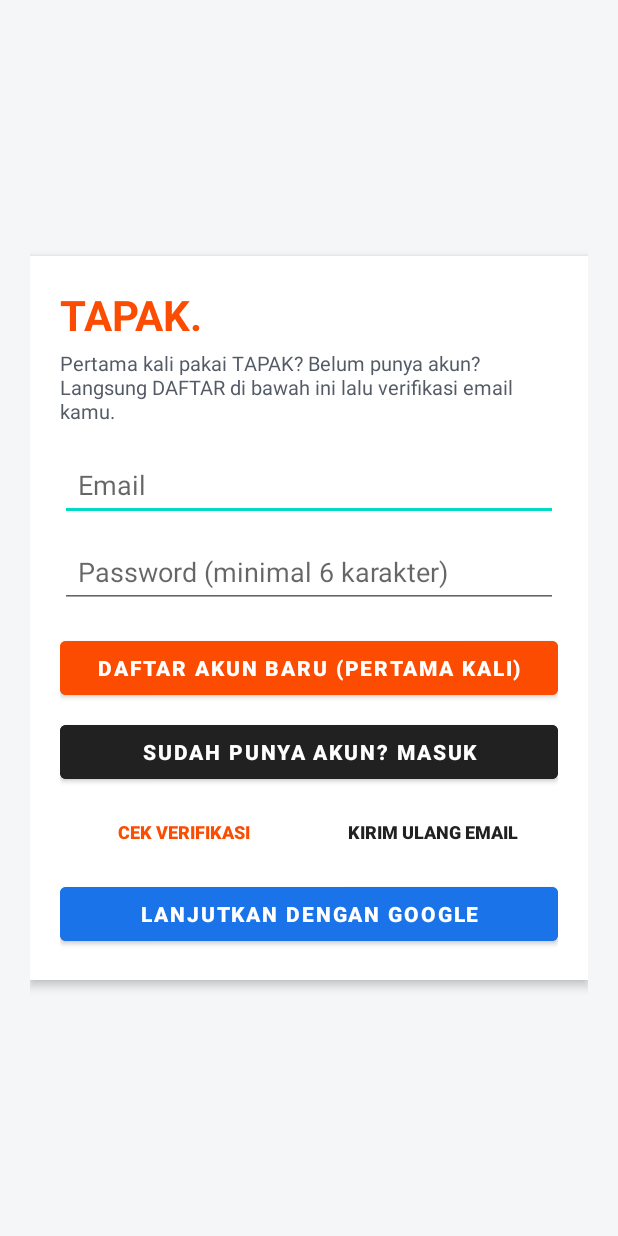
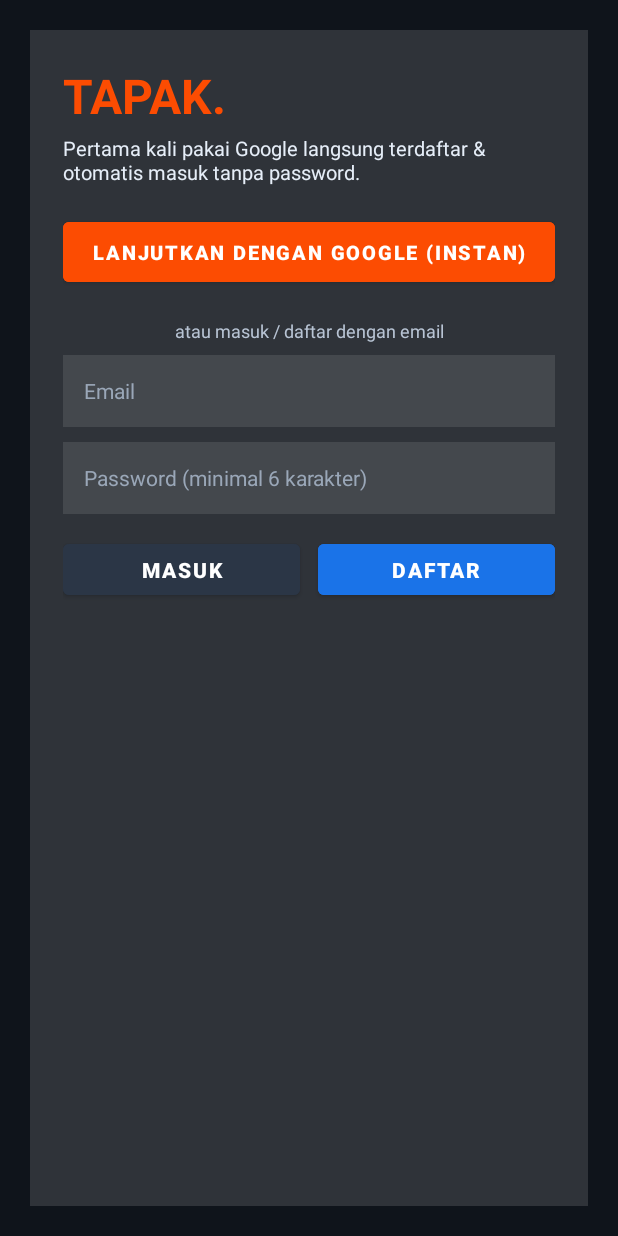
Before and after one commit to Hklrky/tapak, an Android app: the screen it shows after launch (LoginActivity), on a phone screen of 412 x 824 dp. Run offline under Robolectric (Android 15) with nearby library versions, the phone set to English and light mode, and no system bars; our stand-ins replace Firebase (no records; nobody signed in at launch, a user with empty details on screens opened directly).

Commit message:
Update activity_login.xml

```diff
--- a/app/src/main/res/layout/activity_login.xml
+++ b/app/src/main/res/layout/activity_login.xml
@@ -1,114 +1,112 @@
 <?xml version="1.0" encoding="utf-8"?>
-<LinearLayout xmlns:android="http://schemas.android.com/apk/res/android"
+<ScrollView xmlns:android="http://schemas.android.com/apk/res/android"
     android:layout_width="match_parent"
     android:layout_height="match_parent"
-    android:background="#F5F6F8"
-    android:gravity="center"
-    android:orientation="vertical"
-    android:padding="20dp">
+    android:background="#0F141B"
+    android:fillViewport="true">
 
     <LinearLayout
+        android:id="@+id/glassCard"
         android:layout_width="match_parent"
         android:layout_height="wrap_content"
-        android:background="#FFFFFF"
-        android:elevation="4dp"
+        android:layout_gravity="center"
+        android:layout_margin="20dp"
+        android:background="#22FFFFFF"
         android:orientation="vertical"
-        android:padding="20dp">
+        android:padding="22dp">
 
         <TextView
+            android:id="@+id/tvLogoTitle"
             android:layout_width="wrap_content"
             android:layout_height="wrap_content"
             android:text="TAPAK."
             android:textColor="#FC4C02"
-            android:textSize="28sp"
+            android:textSize="32sp"
             android:textStyle="bold" />
 
         <TextView
-            android:id="@+id/tvFirstTimeHint"
             android:layout_width="match_parent"
             android:layout_height="wrap_content"
             android:layout_marginTop="4dp"
-            android:layout_marginBottom="16dp"
-            android:text="Pertama kali pakai TAPAK? Belum punya akun? Langsung DAFTAR di bawah ini lalu verifikasi email kamu."
-            android:textColor="#545B66"
+            android:layout_marginBottom="18dp"
+            android:text="Pertama kali pakai Google langsung terdaftar &amp; otomatis masuk tanpa password."
+            android:textColor="#E6EEF8"
             android:textSize="13sp" />
+
+        <Button
+            android:id="@+id/btnGoogleSignIn"
+            android:layout_width="match_parent"
+            android:layout_height="52dp"
+            android:backgroundTint="#FC4C02"
+            android:text="LANJUTKAN DENGAN GOOGLE (INSTAN)"
+            android:textColor="#FFFFFF"
+            android:textSize="13sp"
+            android:textStyle="bold" />
+
+        <TextView
+            android:layout_width="match_parent"
+            android:layout_height="wrap_content"
+            android:layout_marginTop="18dp"
+            android:layout_marginBottom="8dp"
+            android:gravity="center"
+            android:text="atau masuk / daftar dengan email"
+            android:textColor="#B8C4D4"
+            android:textSize="12sp" />
 
         <EditText
             android:id="@+id/etEmail"
             android:layout_width="match_parent"
             android:layout_height="48dp"
+            android:background="#1AFFFFFF"
             android:hint="Email"
             android:inputType="textEmailAddress"
-            android:paddingHorizontal="12dp" />
+            android:paddingHorizontal="14dp"
+            android:textColor="#FFFFFF"
+            android:textColorHint="#9AA7B8"
+            android:textSize="14sp" />
 
         <EditText
             android:id="@+id/etPassword"
             android:layout_width="match_parent"
             android:layout_height="48dp"
             android:layout_marginTop="10dp"
+            android:background="#1AFFFFFF"
             android:hint="Password (minimal 6 karakter)"
             android:inputType="textPassword"
-            android:paddingHorizontal="12dp" />
-
-        <Button
-            android:id="@+id/btnRegisterEmail"
-            android:layout_width="match_parent"
-            android:layout_height="48dp"
-            android:layout_marginTop="16dp"
-            android:backgroundTint="#FC4C02"
-            android:text="DAFTAR AKUN BARU (PERTAMA KALI)"
+            android:paddingHorizontal="14dp"
             android:textColor="#FFFFFF"
-            android:textStyle="bold" />
-
-        <Button
-            android:id="@+id/btnLoginEmail"
-            android:layout_width="match_parent"
-            android:layout_height="48dp"
-            android:layout_marginTop="8dp"
-            android:backgroundTint="#212121"
-            android:text="SUDAH PUNYA AKUN? MASUK"
-            android:textColor="#FFFFFF"
-            android:textStyle="bold" />
+            android:textColorHint="#9AA7B8"
+            android:textSize="14sp" />
 
         <LinearLayout
             android:layout_width="match_parent"
             android:layout_height="wrap_content"
-            android:layout_marginTop="8dp"
+            android:layout_marginTop="14dp"
             android:orientation="horizontal"
             android:weightSum="2">
 
             <Button
-                android:id="@+id/btnCheckVerified"
-                style="?android:attr/borderlessButtonStyle"
+                android:id="@+id/btnLoginEmail"
                 android:layout_width="0dp"
-                android:layout_height="42dp"
+                android:layout_height="46dp"
+                android:layout_marginEnd="6dp"
                 android:layout_weight="1"
-                android:text="CEK VERIFIKASI"
-                android:textColor="#FC4C02"
-                android:textSize="12sp"
+                android:backgroundTint="#2B3646"
+                android:text="MASUK"
+                android:textColor="#FFFFFF"
                 android:textStyle="bold" />
 
             <Button
-                android:id="@+id/btnResendVerification"
-                style="?android:attr/borderlessButtonStyle"
+                android:id="@+id/btnRegisterEmail"
                 android:layout_width="0dp"
-                android:layout_height="42dp"
+                android:layout_height="46dp"
+                android:layout_marginStart="6dp"
                 android:layout_weight="1"
-                android:text="KIRIM ULANG EMAIL"
-                android:textColor="#212121"
-                android:textSize="12sp"
+                android:backgroundTint="#1A73E8"
+                android:text="DAFTAR"
+                android:textColor="#FFFFFF"
                 android:textStyle="bold" />
         </LinearLayout>
-
-        <Button
-            android:id="@+id/btnGoogleSignIn"
-            android:layout_width="match_parent"
-            android:layout_height="48dp"
-            android:layout_marginTop="10dp"
-            android:backgroundTint="#1A73E8"
-            android:text="LANJUTKAN DENGAN GOOGLE"
-            android:textColor="#FFFFFF"
-            android:textStyle="bold" />
 
         <ProgressBar
             android:id="@+id/progressAuth"
@@ -116,6 +114,7 @@
             android:layout_height="wrap_content"
             android:layout_gravity="center"
             android:layout_marginTop="12dp"
+            android:indeterminateTint="#FC4C02"
             android:visibility="gone" />
     </LinearLayout>
-</LinearLayout>
+</ScrollView>
```
